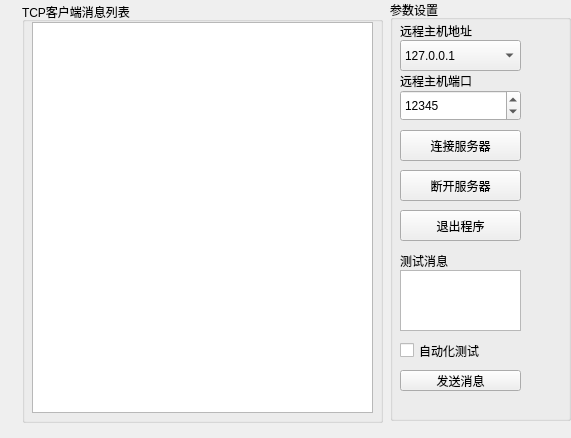
Qt form formtcpclient.ui (AuroraDev-shuyu/NetTools) before a commit.
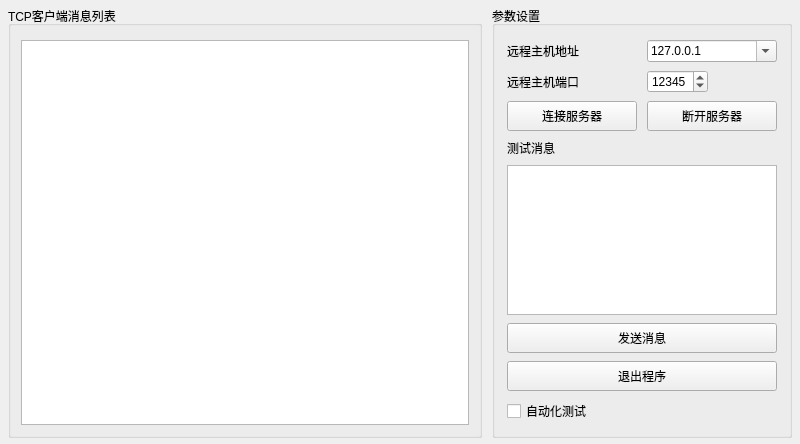
The same form after that commit. Icons and pictures are not drawn.

```diff
--- a/formtcpclient.ui
+++ b/formtcpclient.ui
@@ -6,71 +6,98 @@
    <rect>
     <x>0</x>
     <y>0</y>
-    <width>571</width>
-    <height>438</height>
+    <width>800</width>
+    <height>444</height>
    </rect>
   </property>
   <property name="windowTitle">
    <string>Form</string>
   </property>
+  <layout class="QHBoxLayout" name="horizontalLayout">
+   <property name="spacing">
+    <number>10</number>
+   </property>
+   <property name="leftMargin">
+    <number>8</number>
+   </property>
+   <property name="topMargin">
+    <number>6</number>
+   </property>
+   <property name="rightMargin">
+    <number>8</number>
+   </property>
+   <property name="bottomMargin">
+    <number>6</number>
+   </property>
+   <item>
   <widget class="QGroupBox" name="groupBox">
-   <property name="geometry">
-    <rect>
-     <x>22</x>
-     <y>2</y>
-     <width>361</width>
-     <height>421</height>
-    </rect>
-   </property>
-   <property name="font">
-    <font>
-     <pointsize>9</pointsize>
-    </font>
-   </property>
    <property name="title">
     <string>TCP客户端消息列表</string>
    </property>
+     <layout class="QVBoxLayout" name="verticalLayout">
+      <property name="leftMargin">
+       <number>10</number>
+      </property>
+      <property name="topMargin">
+       <number>14</number>
+      </property>
+      <property name="rightMargin">
+       <number>10</number>
+      </property>
+      <property name="bottomMargin">
+       <number>10</number>
+      </property>
+      <item>
    <widget class="QPlainTextEdit" name="plainTextEdit_TCPClientMsgList">
-    <property name="geometry">
-     <rect>
-      <x>10</x>
-      <y>20</y>
-      <width>341</width>
-      <height>391</height>
-     </rect>
-    </property>
-   </widget>
-  </widget>
+        <property name="readOnly">
+         <bool>true</bool>
+        </property>
+       </widget>
+      </item>
+     </layout>
+    </widget>
+   </item>
+   <item>
   <widget class="QGroupBox" name="groupBox_2">
-   <property name="geometry">
-    <rect>
-     <x>390</x>
-     <y>0</y>
-     <width>181</width>
-     <height>421</height>
-    </rect>
-   </property>
-   <property name="font">
-    <font>
-     <pointsize>9</pointsize>
-    </font>
+     <property name="minimumSize">
+      <size>
+       <width>300</width>
+       <height>0</height>
+      </size>
    </property>
    <property name="title">
     <string>参数设置</string>
    </property>
+     <layout class="QGridLayout" name="gridLayout_3">
+      <property name="leftMargin">
+       <number>12</number>
+      </property>
+      <property name="topMargin">
+       <number>14</number>
+      </property>
+      <property name="rightMargin">
+       <number>12</number>
+      </property>
+      <property name="bottomMargin">
+       <number>12</number>
+      </property>
+      <property name="horizontalSpacing">
+       <number>10</number>
+      </property>
+      <property name="verticalSpacing">
+       <number>8</number>
+      </property>
+      <item row="0" column="0">
+       <widget class="QLabel" name="label">
+        <property name="text">
+         <string>远程主机地址</string>
+        </property>
+       </widget>
+      </item>
+      <item row="0" column="1">
    <widget class="QComboBox" name="comboBox_TCPClientIP">
-    <property name="geometry">
-     <rect>
-      <x>10</x>
-      <y>40</y>
-      <width>121</width>
-      <height>31</height>
-     </rect>
-    </property>
-    <property name="font">
-     <font>
-      <pointsize>9</pointsize>
-     </font>
+        <property name="editable">
+         <bool>true</bool>
     </property>
     <item>
      <property name="text">
@@ -78,19 +105,21 @@
      </property>
     </item>
    </widget>
+      </item>
+      <item row="1" column="0">
+       <widget class="QLabel" name="label_2">
+        <property name="text">
+         <string>远程主机端口</string>
+        </property>
+       </widget>
+      </item>
+      <item row="1" column="1" alignment="Qt::AlignLeft">
    <widget class="QSpinBox" name="spinBox_TCPClientPort">
-    <property name="geometry">
-     <rect>
-      <x>10</x>
-      <y>90</y>
-      <width>121</width>
-      <height>31</height>
-     </rect>
-    </property>
-    <property name="font">
-     <font>
-      <pointsize>9</pointsize>
-     </font>
+        <property name="maximumSize">
+         <size>
+          <width>120</width>
+          <height>16777215</height>
+         </size>
     </property>
     <property name="maximum">
      <number>65535</number>
@@ -99,177 +128,94 @@
      <number>12345</number>
     </property>
    </widget>
+      </item>
+      <item row="2" column="0" colspan="2">
+       <layout class="QHBoxLayout" name="horizontalLayout_2">
+        <property name="spacing">
+         <number>10</number>
+        </property>
+        <item>
    <widget class="QPushButton" name="pushButton_TCPClientConnect">
-    <property name="geometry">
-     <rect>
-      <x>10</x>
-      <y>130</y>
-      <width>121</width>
-      <height>31</height>
-     </rect>
-    </property>
-    <property name="font">
-     <font>
-      <pointsize>9</pointsize>
-     </font>
+          <property name="minimumSize">
+           <size>
+            <width>0</width>
+            <height>30</height>
+           </size>
     </property>
     <property name="text">
      <string>连接服务器</string>
     </property>
-    <property name="icon">
-     <iconset resource="images.qrc">
-      <normaloff>:/new/prefix1/images/connect.ico</normaloff>:/new/prefix1/images/connect.ico</iconset>
-    </property>
-   </widget>
-   <widget class="QLabel" name="label_2">
-    <property name="geometry">
-     <rect>
-      <x>10</x>
-      <y>70</y>
-      <width>111</width>
-      <height>21</height>
-     </rect>
-    </property>
-    <property name="font">
-     <font>
-      <pointsize>9</pointsize>
-     </font>
-    </property>
-    <property name="text">
-     <string>远程主机端口</string>
-    </property>
-   </widget>
-   <widget class="QLabel" name="label">
-    <property name="geometry">
-     <rect>
-      <x>10</x>
-      <y>20</y>
-      <width>111</width>
-      <height>21</height>
-     </rect>
-    </property>
-    <property name="font">
-     <font>
-      <pointsize>9</pointsize>
-     </font>
-    </property>
-    <property name="text">
-     <string>远程主机地址</string>
-    </property>
-   </widget>
+         </widget>
+        </item>
+        <item>
    <widget class="QPushButton" name="pushButton_TCPClientDisconnect">
-    <property name="geometry">
-     <rect>
-      <x>10</x>
-      <y>170</y>
-      <width>121</width>
-      <height>31</height>
-     </rect>
-    </property>
-    <property name="font">
-     <font>
-      <pointsize>9</pointsize>
-     </font>
+          <property name="minimumSize">
+           <size>
+            <width>0</width>
+            <height>30</height>
+           </size>
     </property>
     <property name="text">
      <string>断开服务器</string>
     </property>
-    <property name="icon">
-     <iconset resource="images.qrc">
-      <normaloff>:/new/prefix1/images/disconnect.ico</normaloff>:/new/prefix1/images/disconnect.ico</iconset>
-    </property>
-   </widget>
-   <widget class="QPushButton" name="pushButton_TCPClientClose">
-    <property name="geometry">
-     <rect>
-      <x>10</x>
-      <y>210</y>
-      <width>121</width>
-      <height>31</height>
-     </rect>
-    </property>
-    <property name="font">
-     <font>
-      <pointsize>9</pointsize>
-     </font>
-    </property>
-    <property name="text">
-     <string>退出程序</string>
-    </property>
-    <property name="icon">
-     <iconset resource="images.qrc">
-      <normaloff>:/new/prefix1/images/exit.ico</normaloff>:/new/prefix1/images/exit.ico</iconset>
-    </property>
-   </widget>
+         </widget>
+        </item>
+       </layout>
+      </item>
+      <item row="3" column="0" colspan="2">
    <widget class="QLabel" name="label_3">
-    <property name="geometry">
-     <rect>
-      <x>10</x>
-      <y>250</y>
-      <width>111</width>
-      <height>21</height>
-     </rect>
-    </property>
-    <property name="font">
-     <font>
-      <pointsize>9</pointsize>
-     </font>
-    </property>
     <property name="text">
      <string>测试消息</string>
     </property>
    </widget>
+      </item>
+      <item row="4" column="0" colspan="2">
    <widget class="QPlainTextEdit" name="plainTextEdit_TCPClientSendData">
-    <property name="geometry">
-     <rect>
-      <x>10</x>
-      <y>270</y>
-      <width>121</width>
-      <height>61</height>
-     </rect>
-    </property>
-    <property name="font">
-     <font>
-      <pointsize>9</pointsize>
-     </font>
-    </property>
-   </widget>
+        <property name="minimumSize">
+         <size>
+          <width>0</width>
+          <height>60</height>
+         </size>
+        </property>
+       </widget>
+      </item>
+      <item row="5" column="0" colspan="2">
    <widget class="QPushButton" name="pushButton_TCPClientSendMsg">
-    <property name="geometry">
-     <rect>
-      <x>10</x>
-      <y>370</y>
-      <width>121</width>
-      <height>21</height>
-     </rect>
-    </property>
-    <property name="font">
-     <font>
-      <pointsize>9</pointsize>
-     </font>
+        <property name="minimumSize">
+         <size>
+          <width>0</width>
+          <height>30</height>
+         </size>
     </property>
     <property name="text">
      <string>发送消息</string>
     </property>
-    <property name="icon">
-     <iconset resource="images.qrc">
-      <normaloff>:/new/prefix1/images/sendmsg2.ico</normaloff>:/new/prefix1/images/sendmsg2.ico</iconset>
-    </property>
-   </widget>
+       </widget>
+      </item>
+      <item row="6" column="0" colspan="2">
+       <widget class="QPushButton" name="pushButton_TCPClientClose">
+        <property name="minimumSize">
+         <size>
+          <width>0</width>
+          <height>30</height>
+         </size>
+        </property>
+        <property name="text">
+         <string>退出程序</string>
+        </property>
+       </widget>
+      </item>
+      <item row="7" column="0" colspan="2">
    <widget class="QCheckBox" name="checkBox_TCPClientAutoTesting">
-    <property name="geometry">
-     <rect>
-      <x>10</x>
-      <y>340</y>
-      <width>121</width>
-      <height>21</height>
-     </rect>
-    </property>
     <property name="text">
      <string>自动化测试</string>
     </property>
    </widget>
-  </widget>
+      </item>
+     </layout>
+    </widget>
+   </item>
+  </layout>
  </widget>
  <resources>
   <include location="images.qrc"/>
```
Lines whose indentation alone changed are shown as unchanged.
